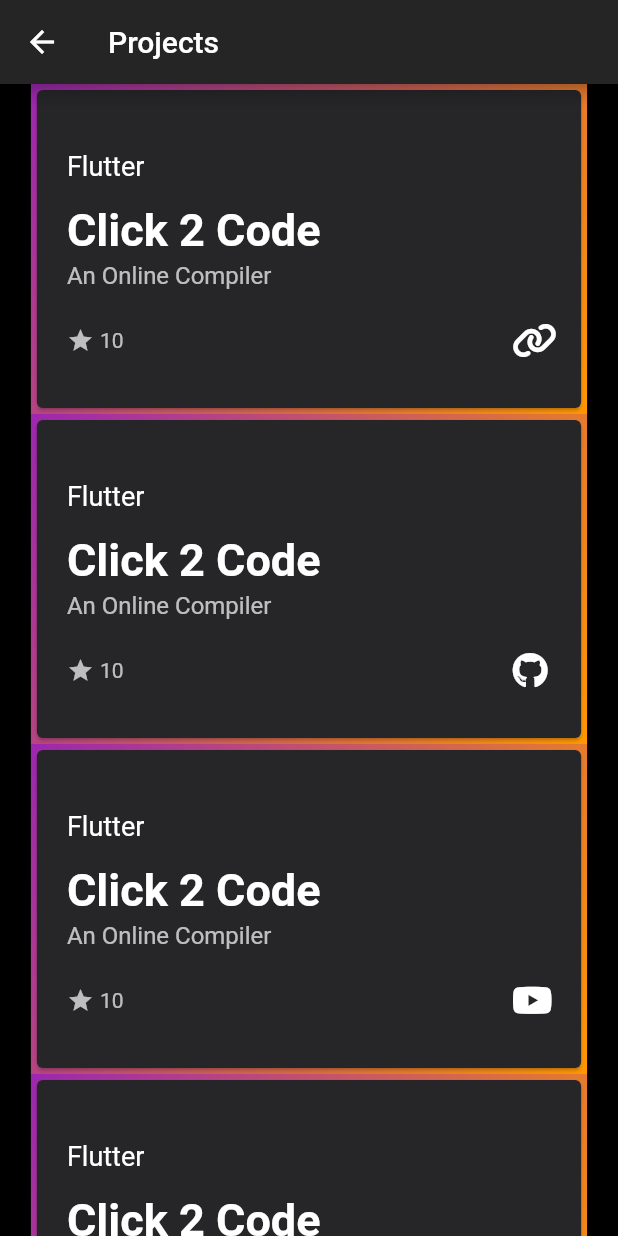
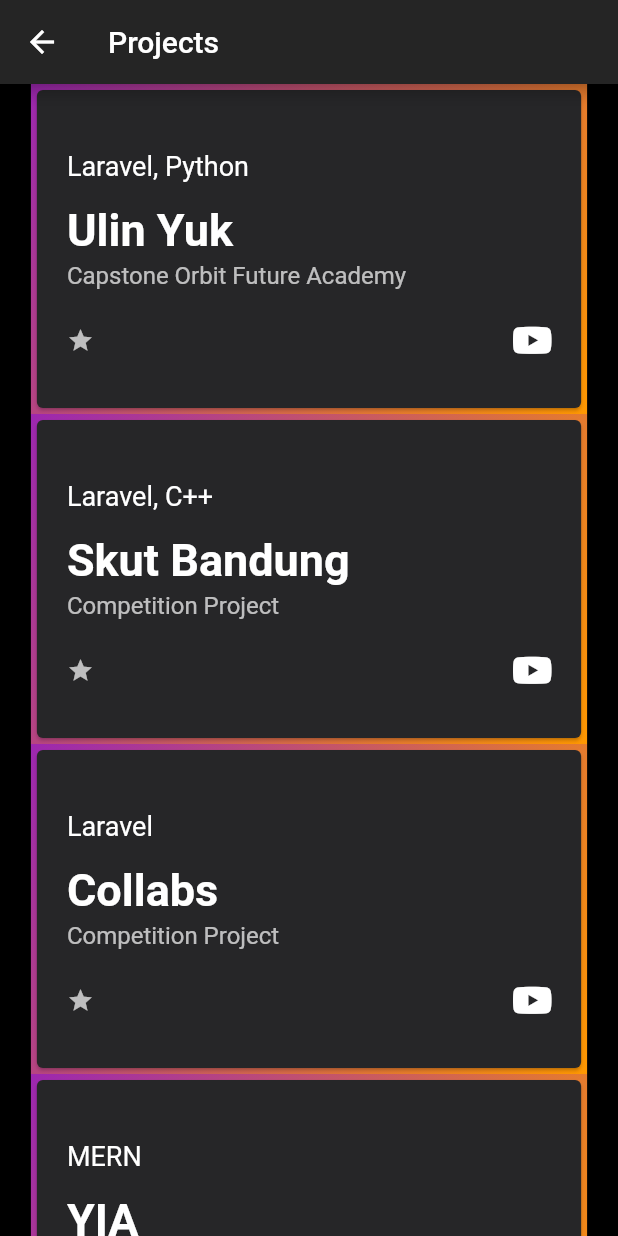
Before and after one commit to Muhammad-Ikhwan-Fathulloh/Portofolio-Flutter, a Flutter app: the MyProjects screen opened by its route, on a phone screen of 412 x 824 dp. Run offline on Flutter 3.47's test engine with Material 2 defaults, Android fonts, the phone set to English and light mode, and no system bars; our stand-ins replace font_awesome_flutter, sliding_sheet, styled_widget.

Commit message:
Update commit

```diff
--- a/lib/pages/projects.dart
+++ b/lib/pages/projects.dart
@@ -109,11 +109,15 @@ class _MyProjectsState extends State<MyProjects> {
         child: Column(
           crossAxisAlignment: CrossAxisAlignment.center,
           children: [
-            myPro('Flutter', 'Click 2 Code', 'An Online Compiler', '10', FontAwesomeIcons.link, 'https://github.com/Muhammad-Ikhwan-Fathulloh'),
-            myPro('Flutter', 'Click 2 Code', 'An Online Compiler', '10', FontAwesomeIcons.github, 'https://github.com/Muhammad-Ikhwan-Fathulloh'),
-            myPro('Flutter', 'Click 2 Code', 'An Online Compiler', '10', FontAwesomeIcons.youtube, 'https://github.com/Muhammad-Ikhwan-Fathulloh'),
-            myPro('Flutter', 'Click 2 Code', 'An Online Compiler', '10', FontAwesomeIcons.github, 'https://github.com/Muhammad-Ikhwan-Fathulloh'),
-            myPro('Flutter', 'Click 2 Code', 'An Online Compiler', '10', FontAwesomeIcons.github, 'https://github.com/Muhammad-Ikhwan-Fathulloh'),
+            myPro('Laravel, Python', 'Ulin Yuk', 'Capstone Orbit Future Academy', '', FontAwesomeIcons.youtube, 'https://youtu.be/w6EzEIss1k0'),
+            myPro('Laravel, C++', 'Skut Bandung', 'Competition Project', '', FontAwesomeIcons.youtube, 'https://youtu.be/Zx7zetjLdQA'),
+            myPro('Laravel', 'Collabs', 'Competition Project', '', FontAwesomeIcons.youtube, 'https://youtu.be/Kt7wvcSdlNY'),
+            myPro('MERN', 'YIA', 'Capstone Skilvul', '', FontAwesomeIcons.youtube, 'https://youtu.be/iZnlaOhxHIE'),
+            myPro('Laravel', 'Movie Review', 'Capstone Jabarcodingcamp Batch 2', '', FontAwesomeIcons.youtube, 'https://youtu.be/b09a7pSkZnE'),
+            myPro('PHP, JAVA, Arduino, Firebase', 'Kewan Pitik', 'Competition Project', '', FontAwesomeIcons.youtube, 'https://youtu.be/9HaoQy86_uw'),
+            myPro('JAVA', 'Point Of Sales', 'College Project', '', FontAwesomeIcons.youtube, 'https://youtu.be/pi9T0XR8I20'),
+            myPro('Kodular, Arduino, Firebase', 'Appsy', 'College Project', '', FontAwesomeIcons.youtube, 'https://youtu.be/43EuxCL5MvU'),
+            myPro('Kodular, Arduino, Firebase', 'Thermometer IoT', 'Business Project', '', FontAwesomeIcons.youtube, 'https://youtu.be/D-ctbJawaV4'),
           ],
         ),
       ),
--- a/pubspec.yaml
+++ b/pubspec.yaml
@@ -37,7 +37,7 @@ dependencies:
   sliding_sheet: ^0.5.2
   font_awesome_flutter: ^10.1.0
   url_launcher: ^6.1.4
-  animated_background: ^1.0.5
+  styled_widget: ^0.4.0+3
 
 dev_dependencies:
   flutter_test:
```
Also changed, not shown: lib/pages/home.dart (+48 -4 lines), pubspec.lock.
